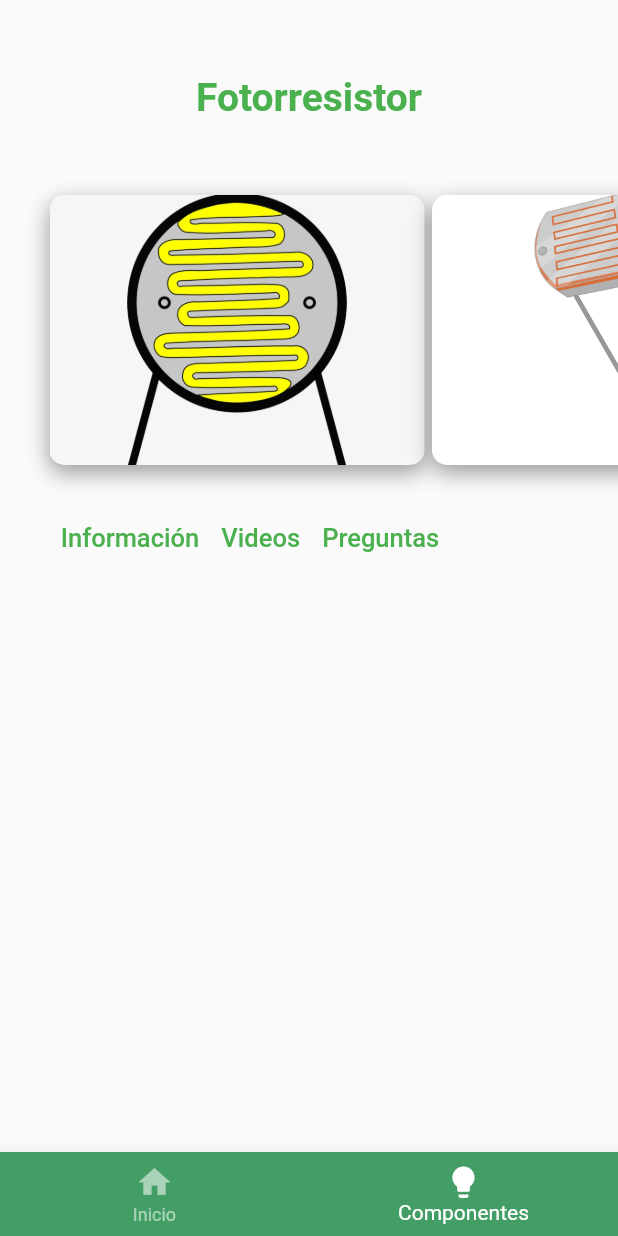
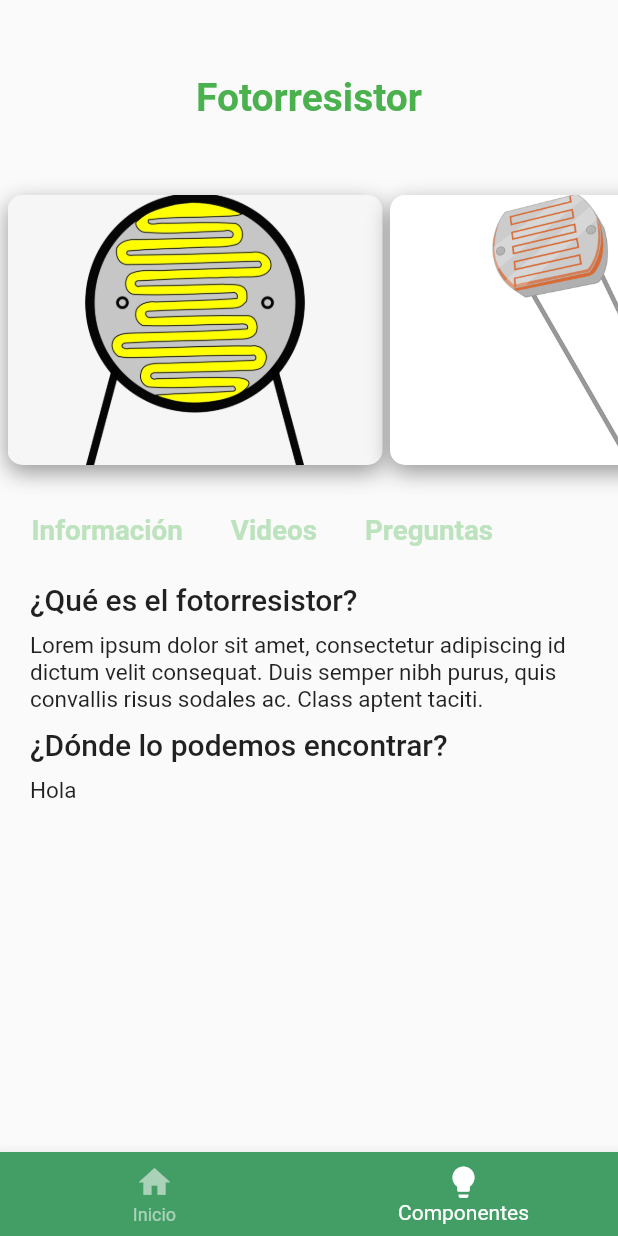
Before and after one commit to Juan-Pisco/robotics_info_app, a Flutter app: the screen it shows after launch, item 2 of the bottom bar chosen, on a phone screen of 412 x 824 dp. Run offline on Flutter 3.47's test engine with Material 2 defaults, Android fonts, the phone set to English and light mode, and no system bars.

Commit message:
Added working buttons and example text for information section

```diff
--- a/lib/main.dart
+++ b/lib/main.dart
@@ -2,5 +2,5 @@ import 'package:flutter/material.dart';
 import 'package:robotics_community_app/ui/ui.dart';
 
 void main() {
-  runApp(MaterialApp(home: MyApp(),debugShowCheckedModeBanner: false,));
+  runApp(MaterialApp(home: MyApp(), debugShowCheckedModeBanner: false,));
 }
--- a/lib/ui/component.dart
+++ b/lib/ui/component.dart
@@ -9,14 +9,24 @@ class Components extends StatefulWidget {
 }
 
 class _ComponentsState extends State<Components> {
+  String foto_descri =
+      "Lorem ipsum dolor sit amet, consectetur adipiscing id dictum velit consequat. Duis semper nibh purus, quis convallis risus sodales ac. Class aptent taciti.";
+
   @override
   Widget build(BuildContext context) {
     return PageView(
       physics: BouncingScrollPhysics(),
       children: [
-        SingleComp('Fotorresistor', 'assets/images/fotor1.png',
-            'assets/images/fotor2.png', 'assets/images/fotor3.png', '', ''),
-        SingleComp('Potenciómetro', '', '', '', '', ''),
+        SingleComponent(
+            'Fotorresistor',
+            'assets/images/fotor1.png',
+            'assets/images/fotor2.png',
+            'assets/images/fotor3.png',
+            foto_descri,
+            '',
+            '',
+            ''),
+        SingleComponent('Potenciómetro', '', '', '', '', '', '', ''),
         Testing(Colors.blue),
         Testing(Colors.green),
       ],
@@ -36,16 +46,54 @@ class Testing extends StatelessWidget {
   }
 }
 
-class SingleComp extends StatelessWidget {
+class SingleComponent extends StatefulWidget {
   final String name;
   final String image1;
   final String image2;
   final String image3;
   final String description;
   final String utilities;
+  final String video1;
+  final String video2;
 
-  const SingleComp(this.name, this.image1, this.image2, this.image3,
-      this.description, this.utilities);
+  int current_section = 0;
+  Color info_color = Color(0xffBDE3BE);
+  Color videos_color = Color(0xffBDE3BE);
+  Color preguntas_color = Color(0xffBDE3BE);
+
+  SingleComponent(this.name, this.image1, this.image2, this.image3,
+      this.description, this.utilities, this.video1, this.video2);
+
+  @override
+  _SingleComponentState createState() => _SingleComponentState();
+}
+
+class _SingleComponentState extends State<SingleComponent> {
+  // TODO: Add and fix the index widgets
+
+/*   List widget_printed = [
+    ComponentDescription(widget.description, "Hola", widget.name),
+  ];
+ */
+
+  _optionSelected(int index) {
+    setState(() {
+      widget.current_section = index;
+      widget.videos_color = Color(0xffBDE3BE);
+      widget.preguntas_color = Color(0xffBDE3BE);
+      widget.info_color = Color(0xffBDE3BE);
+      if (index == 0) {
+        debugPrint("Hola");
+        widget.info_color = Color(0xff4AB14E);
+      } else if (index == 1) {
+        debugPrint("Hola2");
+        widget.videos_color = Color(0xff4AB14E);
+      } else if (index == 2) {
+        debugPrint("Hola3");
+        widget.preguntas_color = Color(0xff4AB14E);
+      }
+    });
+  }
 
   @override
   Widget build(BuildContext context) {
@@ -55,7 +103,7 @@ class SingleComp extends StatelessWidget {
         children: [
           Container(
             child: Text(
-              this.name,
+              widget.name,
               style: TextStyle(
                   color: Color(0xff4AB14E),
                   fontSize: 26,
@@ -64,65 +112,104 @@ class SingleComp extends StatelessWidget {
             alignment: Alignment.topCenter,
             margin: EdgeInsets.only(top: 50),
           ),
-          CardImageList(this.image1, this.image2, this.image3),
-          NavigationRow()
-
+          CardImageList(widget.image1, widget.image2, widget.image3),
+          Padding(
+            padding: const EdgeInsets.only(left: 5.0),
+            child: Row(
+              mainAxisAlignment: MainAxisAlignment.start,
+              children: [
+                FlatButton(
+                    onPressed: () => _optionSelected(0),
+                    child: Text(
+                      'Información',
+                      style: TextStyle(
+                          fontSize: 18.5,
+                          color: widget.info_color,
+                          fontWeight: FontWeight.w600),
+                    )),
+                FlatButton(
+                    onPressed: () => _optionSelected(1),
+                    child: Text(
+                      'Videos',
+                      style: TextStyle(
+                          fontSize: 18.5,
+                          color: widget.videos_color,
+                          fontWeight: FontWeight.w600),
+                    )),
+                FlatButton(
+                    onPressed: () => _optionSelected(2),
+                    child: Text(
+                      'Preguntas',
+                      style: TextStyle(
+                          fontSize: 18.5,
+                          color: widget.preguntas_color,
+                          fontWeight: FontWeight.w600),
+                    )),
+              ],
+            ),
+          ),
+          //widget.widget_printed[widget.current_section],
+          ComponentDescription(widget.description, "Hola", widget.name),
         ],
       ),
     );
   }
 }
 
-class NavigationRow extends StatefulWidget {
-  const NavigationRow({ Key key }) : super(key: key);
-
-  @override
-  _NavigationRowState createState() => _NavigationRowState();
-}
-
-class _NavigationRowState extends State<NavigationRow> {
-
-  int current_section = 0;
-  Color info_color = Color(0xffBDE3BE);
-  Color videos_color = Color(0xffBDE3BE);
-  Color preguntas_color = Color(0xffBDE3BE);
-
-   _optionSelected(int index) {
-    setState(() {
-      current_section = index;
-      videos_color = Color(0xffBDE3BE);
-      preguntas_color = Color(0xffBDE3BE);
-      info_color = Color(0xffBDE3BE);
-      if (index == 0) {
-        debugPrint("Hola");
-        info_color = Color(0xff4AB14E);
-      }
-      else if (index == 1) {
-        debugPrint("Hola2");
-        videos_color = Color(0xff4AB14E);
-      }else if (index == 2) {
-        debugPrint("Hola3");
-        preguntas_color = Color(0xff4AB14E);
-      }
-    });
-
-  }
-
+class ComponentDescription extends StatelessWidget {
+  final String description_text;
+  final String utilities_text;
+  final String name;
+  const ComponentDescription(
+      this.description_text, this.utilities_text, this.name);
 
   @override
   Widget build(BuildContext context) {
-    return Padding(
-      padding: const EdgeInsets.only(left:28.0),
-      child: ButtonBar(
-        //mainAxisSize: MainAxisSize.values[1],
-        buttonPadding: EdgeInsets.only(right:1, top: 8, left: 8, bottom: 8),
-        alignment: MainAxisAlignment.start,
-        children: [
-          FlatButton(onPressed: _optionSelected(0), child: Text('Información', style: TextStyle(fontSize: 17, color: info_color),)),
-          FlatButton(onPressed: _optionSelected(1), child: Text('Videos', style: TextStyle(fontSize: 17, color: videos_color),)),
-          FlatButton(onPressed: _optionSelected(2), child: Text('Preguntas', style: TextStyle(fontSize: 17, color: preguntas_color),)),
-        ],
-      ),
+    return Column(
+      mainAxisAlignment: MainAxisAlignment.start,
+      crossAxisAlignment: CrossAxisAlignment.start,
+      children: [
+        Column(
+          crossAxisAlignment: CrossAxisAlignment.start,
+          children: [
+            Padding(
+              padding: const EdgeInsets.only(left: 20.0, top: 10),
+              child: Text(
+                '¿Qué es el ${this.name.toLowerCase()}?',
+                style: TextStyle(fontWeight: FontWeight.w500, fontSize: 20),
+              ),
+            ),
+            Container(
+              alignment: Alignment.topLeft,
+              margin: EdgeInsets.only(left: 20, right: 20, top: 10),
+              child: Text(
+                this.description_text,
+                style: TextStyle(fontSize: 15),
+              ),
+            ),
+          ],
+        ),
+        Column(
+          crossAxisAlignment: CrossAxisAlignment.start,
+          children: [
+            Padding(
+              padding: const EdgeInsets.only(left: 20.0, top: 10),
+              child: Text(
+                '¿Dónde lo podemos encontrar?',
+                style: TextStyle(fontWeight: FontWeight.w500, fontSize: 20),
+              ),
+            ),
+            Container(
+              alignment: Alignment.topLeft,
+              margin: EdgeInsets.only(left: 20, right: 20, top: 10),
+              child: Text(
+                this.utilities_text,
+                style: TextStyle(fontSize: 15),
+              ),
+            ),
+          ],
+        ),
+      ],
     );
   }
 }
--- a/lib/utils/card_image_list.dart
+++ b/lib/utils/card_image_list.dart
@@ -14,7 +14,7 @@ class CardImageList extends StatelessWidget {
     return Container(
       height: 250.0,
       child: ListView(
-        padding: EdgeInsets.only(top:0, left: 28, right: 28, bottom: 20 ),
+        padding: EdgeInsets.only(top:0, left: 0, right: 28, bottom: 20 ),
         scrollDirection: Axis.horizontal,
         physics: BouncingScrollPhysics(),
         children: <Widget>[
```
